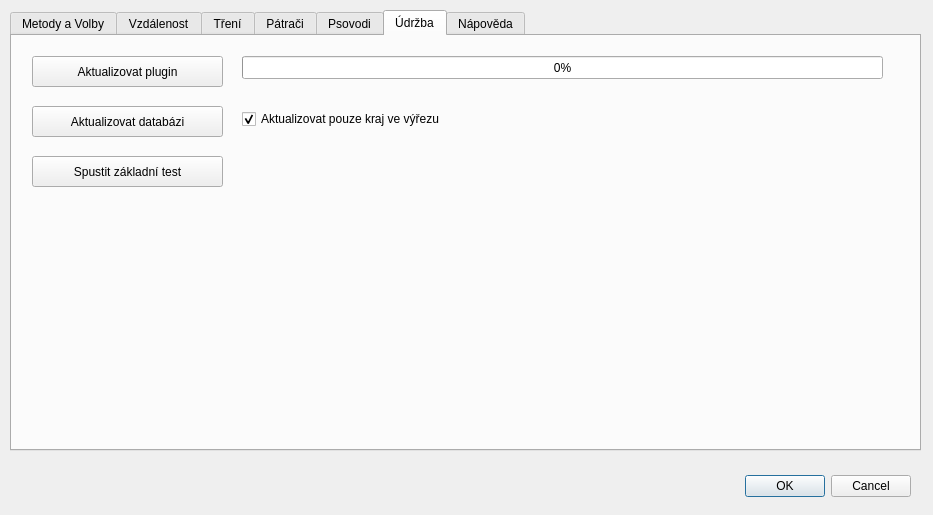
Qt form ui/settings.ui (ruz76/qgis_patrac) before a commit.
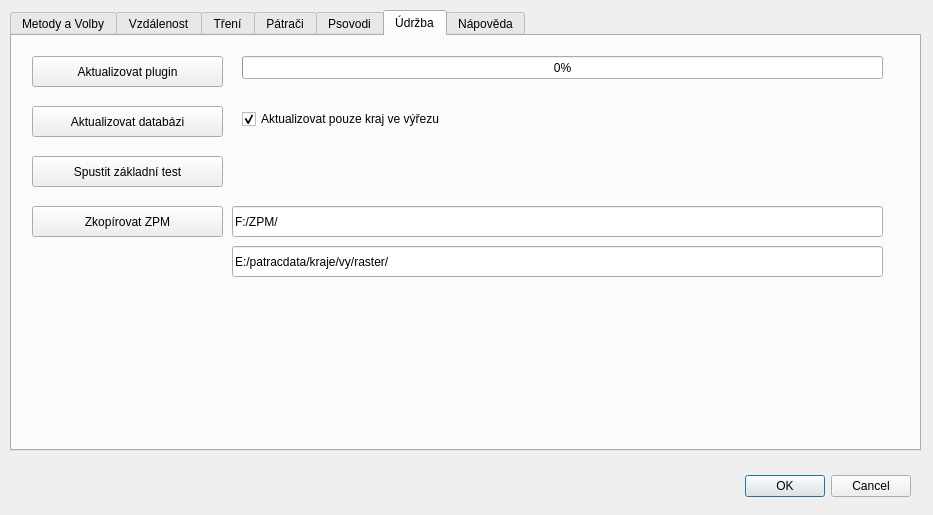
The same form after that commit. The open tabs and pages were chosen to show the change.

What changed in the file:
```diff
--- a/ui/settings.ui
+++ b/ui/settings.ui
@@ -780,6 +780,45 @@
       <number>0</number>
      </property>
     </widget>
+    <widget class="QPushButton" name="pushButtonGetRasters">
+     <property name="geometry">
+      <rect>
+       <x>20</x>
+       <y>170</y>
+       <width>191</width>
+       <height>31</height>
+      </rect>
+     </property>
+     <property name="text">
+      <string>Zkopírovat ZPM</string>
+     </property>
+    </widget>
+    <widget class="QLineEdit" name="lineEditZpmFrom">
+     <property name="geometry">
+      <rect>
+       <x>220</x>
+       <y>170</y>
+       <width>651</width>
+       <height>31</height>
+      </rect>
+     </property>
+     <property name="text">
+      <string>F:/ZPM/</string>
+     </property>
+    </widget>
+    <widget class="QLineEdit" name="lineEditZpmTo">
+     <property name="geometry">
+      <rect>
+       <x>220</x>
+       <y>210</y>
+       <width>651</width>
+       <height>31</height>
+      </rect>
+     </property>
+     <property name="text">
+      <string>E:/patracdata/kraje/vy/raster/</string>
+     </property>
+    </widget>
    </widget>
    <widget class="QWidget" name="tab_Help">
     <attribute name="title">
```
Left out of the diff: 41 changed lines with no effect on the pictures.
